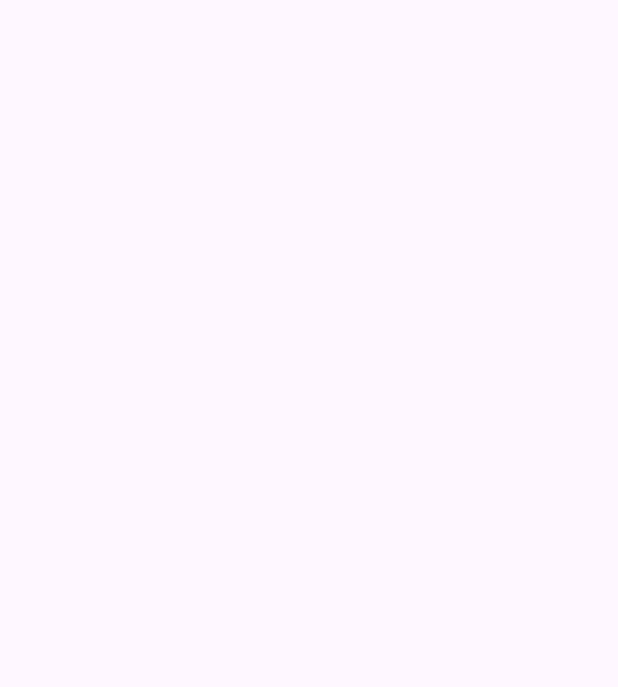
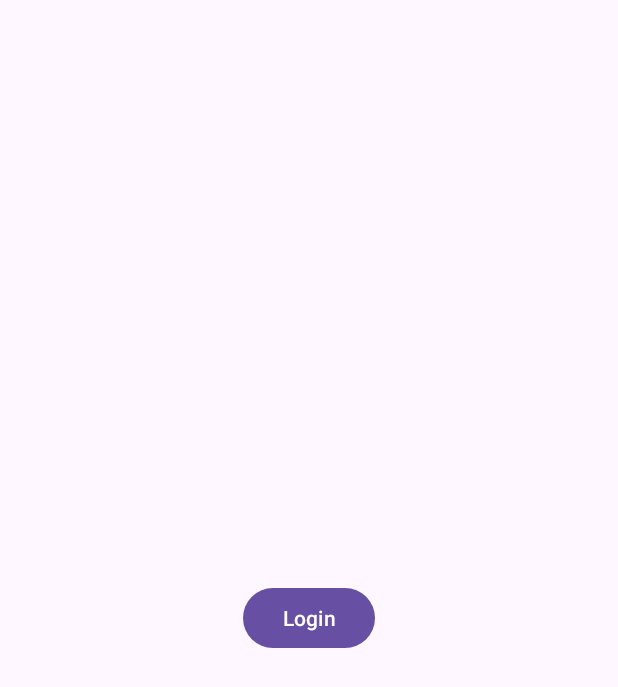
Before and after one commit to MohammadFakhrizaMaftukhin/TugasMobile, an Android app: the screen it shows after launch (LoginActivity), on a phone screen of 412 x 824 dp. Before the commit the part shown is empty. Shown: the top 687 px of the screen. Run offline under Robolectric (Android 15) with nearby library versions, the phone set to English and light mode, and no system bars.

Commit message:
menambahkan tombol Login

```diff
--- a/app/src/main/java/com/example/smt2/LoginActivity.kt
+++ b/app/src/main/java/com/example/smt2/LoginActivity.kt
@@ -1,6 +1,8 @@
 package com.example.smt2
 
+import android.content.Intent
 import android.os.Bundle
+import android.widget.Button
 import androidx.activity.enableEdgeToEdge
 import androidx.appcompat.app.AppCompatActivity
 import androidx.core.view.ViewCompat
@@ -16,5 +18,11 @@ class LoginActivity : AppCompatActivity() {
             v.setPadding(systemBars.left, systemBars.top, systemBars.right, systemBars.bottom)
             insets
         }
+
+        val button = findViewById<Button>(R.id.buttonLogin)
+        button.setOnClickListener {
+            val intent = Intent(this, MainActivity::class.java)
+            startActivity(intent)
+        }
     }
 }
--- a/app/src/main/res/layout/activity_login.xml
+++ b/app/src/main/res/layout/activity_login.xml
@@ -8,4 +8,13 @@
     android:layout_height="match_parent"
     tools:context=".LoginActivity">
 
-  </androidx.constraintlayout.widget.ConstraintLayout>
+  <Button
+      android:id="@+id/buttonLogin"
+      android:layout_width="wrap_content"
+      android:layout_height="wrap_content"
+      android:text="Login"
+      app:layout_constraintBottom_toBottomOf="parent"
+      app:layout_constraintEnd_toEndOf="parent"
+      app:layout_constraintStart_toStartOf="parent"
+      app:layout_constraintTop_toTopOf="parent" />
+</androidx.constraintlayout.widget.ConstraintLayout>
```
